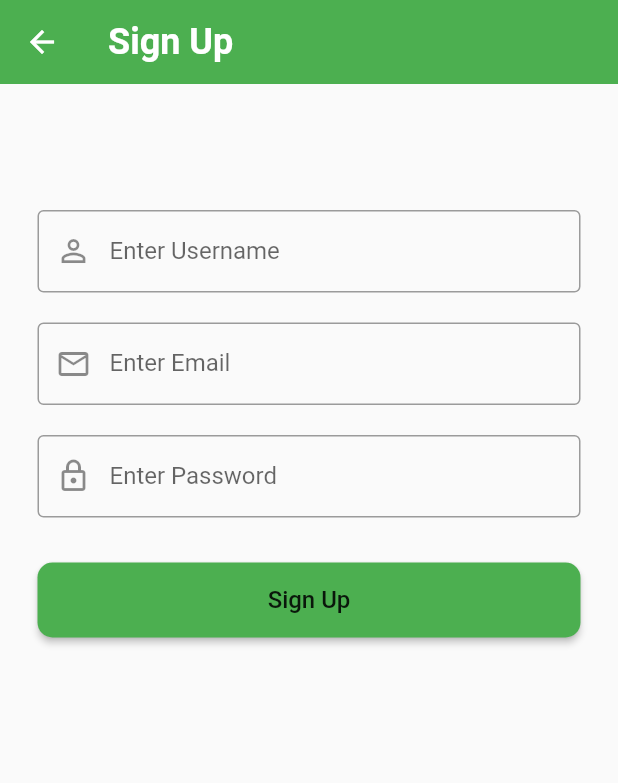
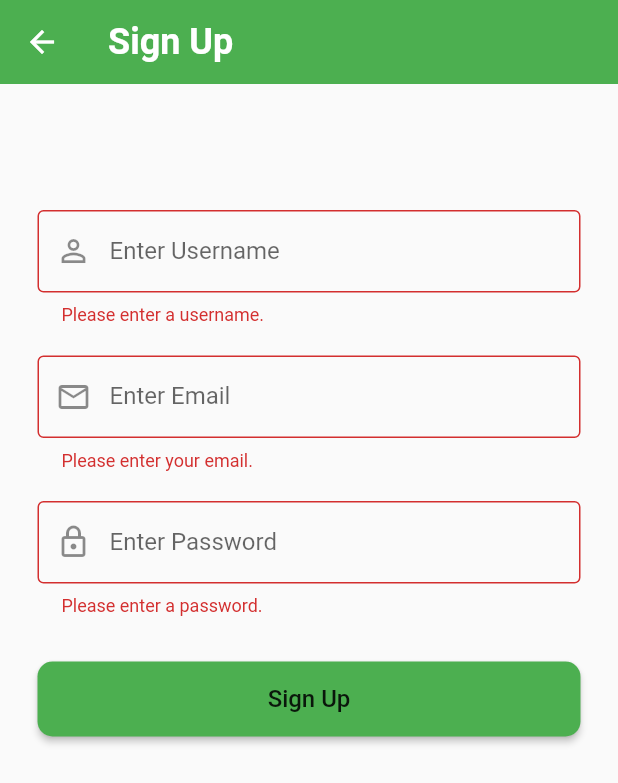
Before and after one commit to SimiAdeyemi/FitHub, a Flutter app: the SignUpPage screen opened directly, after a tap on "Sign Up", on a phone screen of 412 x 824 dp. Shown: the top 783 px of the screen. Run offline on Flutter 3.47's test engine with Material 2 defaults, Android fonts, the phone set to English and light mode, and no system bars; our stand-ins replace firebase_auth, firebase_core; accounts and stored records are empty.

Commit message:
Added validation to SignUpPage.dart, errors messages are now shown.

```diff
--- a/lib/LogInScreens/SignInPage.dart
+++ b/lib/LogInScreens/SignInPage.dart
@@ -37,10 +37,11 @@ class _SignInPageState extends State<SignInPage> {
                 const SizedBox(height: 10),
                 TextFormField(
                   controller: _emailTextController,
-                  decoration: InputDecoration(
+                  decoration: const InputDecoration(
                     labelText: "Email",
                     prefixIcon: Icon(Icons.email_outlined),
                     border: OutlineInputBorder(),
+                    contentPadding: EdgeInsets.symmetric(vertical: 18.0, horizontal: 16.0),
                   ),
                   validator: (value) {
                     if (value == null || value.isEmpty) {
@@ -51,13 +52,14 @@ class _SignInPageState extends State<SignInPage> {
                     return null;
                   },
                 ),
-                const SizedBox(height: 10),
+                const SizedBox(height: 12),
                 TextFormField(
                   controller: _passwordTextController,
-                  decoration: InputDecoration(
+                  decoration: const InputDecoration(
                     labelText: "Password",
                     prefixIcon: Icon(Icons.lock_outline),
                     border: OutlineInputBorder(),
+                    contentPadding: EdgeInsets.symmetric(vertical: 19.0, horizontal: 16.0),
                   ),
                   obscureText: true,
                   validator: (value) {
@@ -76,7 +78,7 @@ class _SignInPageState extends State<SignInPage> {
                     FirebaseAuth.instance.signInWithEmailAndPassword(email: _emailTextController.text, password: _passwordTextController.text).then((value) {
                       Navigator.push(context, MaterialPageRoute(builder: (context) => HomePage()));
                     }).onError((error, stackTrace) {
-                      ScaffoldMessenger.of(context).showSnackBar(SnackBar(
+                      ScaffoldMessenger.of(context).showSnackBar(const SnackBar(
                         content: Text('There was an error signing in. Please try again later.'),
                       ));
                       print("Error ${error.toString()}");
@@ -117,7 +119,7 @@ class _SignInPageState extends State<SignInPage> {
   Widget forgotPassword(BuildContext context) {
     return Container(
       width: MediaQuery.of(context).size.width,
-      height: 35,
+      height: 40,
       alignment: Alignment.bottomRight,
       child: TextButton(
           child: const Text(
--- a/lib/LogInScreens/SignUpPage.dart
+++ b/lib/LogInScreens/SignUpPage.dart
@@ -12,10 +12,11 @@ class SignUpPage extends StatefulWidget {
 }
 
 class _SignUpPageState extends State<SignUpPage> {
-  //This allows for access to user input from email, password and username text boxes
   final TextEditingController _passwordTextController = TextEditingController();
   final TextEditingController _emailTextController = TextEditingController();
   final TextEditingController _userNameTextController = TextEditingController();
+  final _formKey = GlobalKey<FormState>();
+
   @override
   Widget build(BuildContext context) {
     return Scaffold(
@@ -33,31 +34,83 @@ class _SignUpPageState extends State<SignUpPage> {
             height: MediaQuery.of(context).size.height,
             child: SingleChildScrollView(
               child: Padding(
-                padding: EdgeInsets.fromLTRB(25, 120, 25, 0),
+                padding: const EdgeInsets.fromLTRB(25, 120, 25, 0),
+                child: Form(
+                  key: _formKey,
                   child: Column(
                     children: <Widget>[
                       const SizedBox(height: 20),
-                    reusableTextField("Enter Username", Icons.person_outline, false,
-                        _userNameTextController),
+                      TextFormField(
+                        controller: _userNameTextController,
+                        decoration: const InputDecoration(
+                          labelText: "Enter Username",
+                          prefixIcon: Icon(Icons.person_outline),
+                          border: OutlineInputBorder(),
+                          contentPadding: EdgeInsets.symmetric(vertical: 18.0, horizontal: 16.0),
+                        ),
+                        validator: (value) {
+                          if (value == null || value.isEmpty) {
+                            return 'Please enter a username.';
+                          }
+                          return null;
+                        },
+                      ),
                       const SizedBox(height: 20),
-                    reusableTextField("Enter Email", Icons.email_outlined, false,
-                        _emailTextController),
+                      TextFormField(
+                        controller: _emailTextController,
+                        decoration: const InputDecoration(
+                          labelText: "Enter Email",
+                          prefixIcon: Icon(Icons.email_outlined),
+                          border: OutlineInputBorder(),
+                          contentPadding: EdgeInsets.symmetric(vertical: 18.0, horizontal: 16.0),
+                        ),
+                        validator: (value) {
+                          if (value == null || value.isEmpty) {
+                            return 'Please enter your email.';
+                          } else if (!RegExp(r'^[\w-]+@([\w-]+\.)+[\w-]{2,4}$').hasMatch(value)) {
+                            return 'Please enter a valid email address.';
+                          }
+                          return null;
+                        },
+                      ),
                       const SizedBox(height: 20),
-                    reusableTextField("Enter Password", Icons.lock_outlined, true,
-                        _passwordTextController),
+                      TextFormField(
+                        controller: _passwordTextController,
+                        obscureText: true,
+                        decoration: const InputDecoration(
+                          labelText: "Enter Password",
+                          prefixIcon: Icon(Icons.lock_outlined),
+                          border: OutlineInputBorder(),
+                          contentPadding: EdgeInsets.symmetric(vertical: 18.0, horizontal: 16.0),
+                        ),
+                        validator: (value) {
+                          if (value == null || value.isEmpty) {
+                            return 'Please enter a password.';
+                          } else if (value.length < 6) {
+                            return 'Password must be at least 6 characters.';
+                          }
+                          return null;
+                        },
+                      ),
                       const SizedBox(height: 20),
-                    firebaseButton(context, "Sign Up", () {
-                      FirebaseAuth.instance.createUserWithEmailAndPassword(email: _emailTextController.text,
+                      firebaseButton(context, "Sign Up", () async {
+                         if (_formKey.currentState!.validate()) {
+                            FirebaseAuth.instance.createUserWithEmailAndPassword(
+                              email: _emailTextController.text,
                               password: _passwordTextController.text).then((value) {
                                 print("Created New Account");
                                 Navigator.push(context, MaterialPageRoute(builder: (context) => HomePage()));
                           }).onError((error, stackTrace) {
                               print("Error ${error.toString()}");
                             });
-                    })
+                         }}
+                      )
                     ],
                   ),
-              ))),
+                )
+              )
+            )
+        ),
     );
   }
 }
--- a/lib/ReusableWidgets.dart
+++ b/lib/ReusableWidgets.dart
@@ -1,7 +1,7 @@
 import 'package:flutter/material.dart';
 
   //Reusable widget that allows us the create multiple text fields more efficiently.
-TextFormField reusableTextField(String text, IconData icon, bool isPasswordType, TextEditingController controller) {
+TextFormField reusableTextField(String text, IconData icon, bool isPasswordType, TextEditingController controller, String? Function(String?) validator) {
   return TextFormField(
     controller: controller,
     obscureText: isPasswordType,
@@ -11,6 +11,7 @@ TextFormField reusableTextField(String text, IconData icon, bool isPasswordType,
       border: OutlineInputBorder(),
       contentPadding: EdgeInsets.symmetric(vertical: 18.0, horizontal: 16.0),
     ),
+    validator: validator,
   );
 }
 
```
Lines whose indentation alone changed are shown as unchanged.
